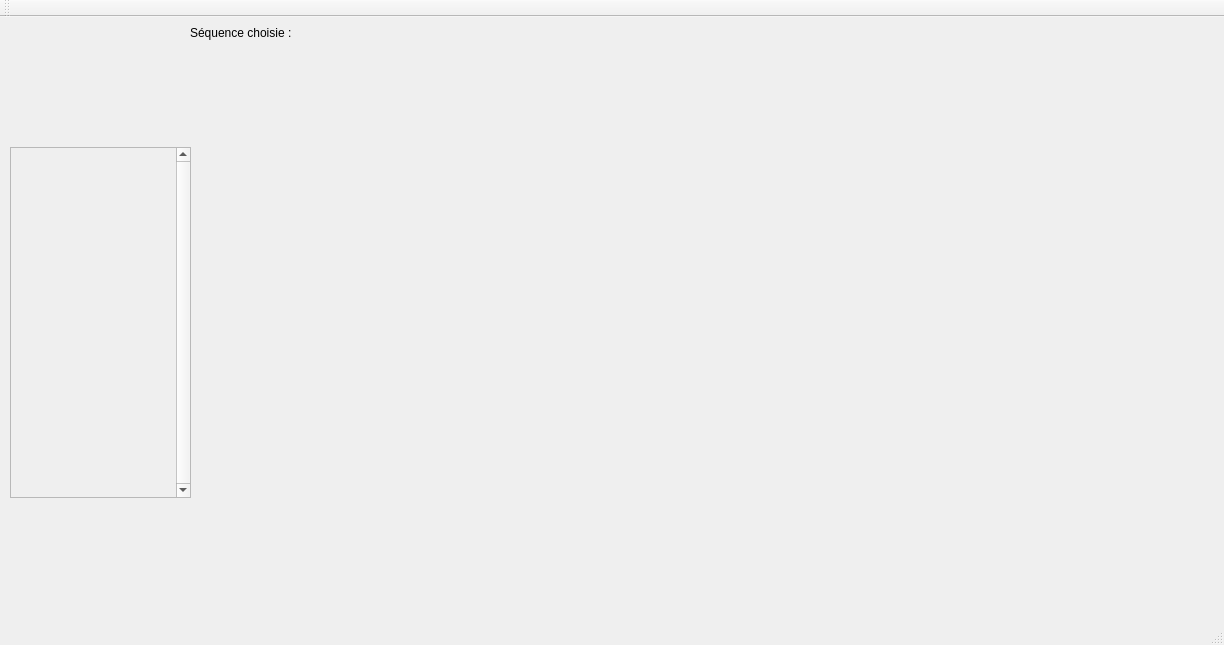
mtparet/PecsQt, file mainwindow.ui: the form before one commit.
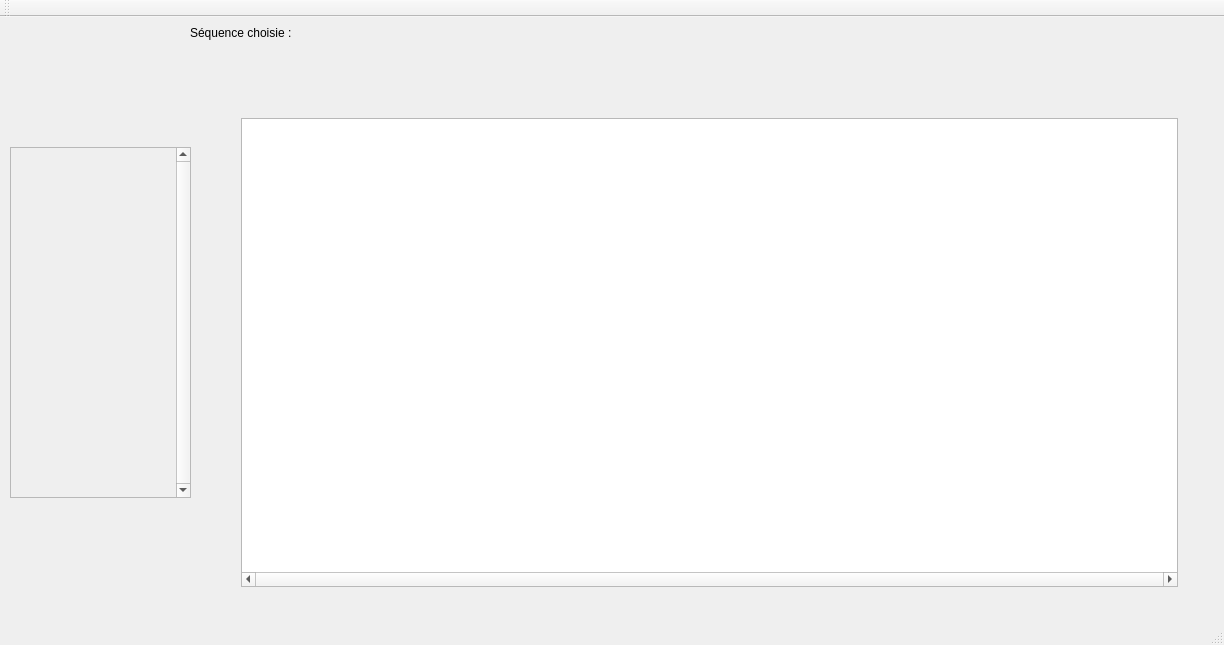
The form after the commit.

What changed in the file:
```diff
--- a/mainwindow.ui
+++ b/mainwindow.ui
@@ -156,14 +156,29 @@
         </spacer>
        </item>
        <item>
-        <layout class="QHBoxLayout" name="horizontalLayout_2">
-         <property name="spacing">
-          <number>0</number>
+        <widget class="QListView" name="listView">
+         <property name="sizePolicy">
+          <sizepolicy hsizetype="Minimum" vsizetype="Minimum">
+           <horstretch>0</horstretch>
+           <verstretch>0</verstretch>
+          </sizepolicy>
          </property>
-         <property name="sizeConstraint">
-          <enum>QLayout::SetMaximumSize</enum>
+         <property name="verticalScrollBarPolicy">
+          <enum>Qt::ScrollBarAlwaysOff</enum>
          </property>
-        </layout>
+         <property name="horizontalScrollBarPolicy">
+          <enum>Qt::ScrollBarAlwaysOn</enum>
+         </property>
+         <property name="dragDropMode">
+          <enum>QAbstractItemView::DragDrop</enum>
+         </property>
+         <property name="defaultDropAction">
+          <enum>Qt::MoveAction</enum>
+         </property>
+         <property name="flow">
+          <enum>QListView::LeftToRight</enum>
+         </property>
+        </widget>
        </item>
        <item>
         <spacer name="horizontalSpacer_2">
```
Left out of the diff: 2 changed lines with no effect on the pictures.
